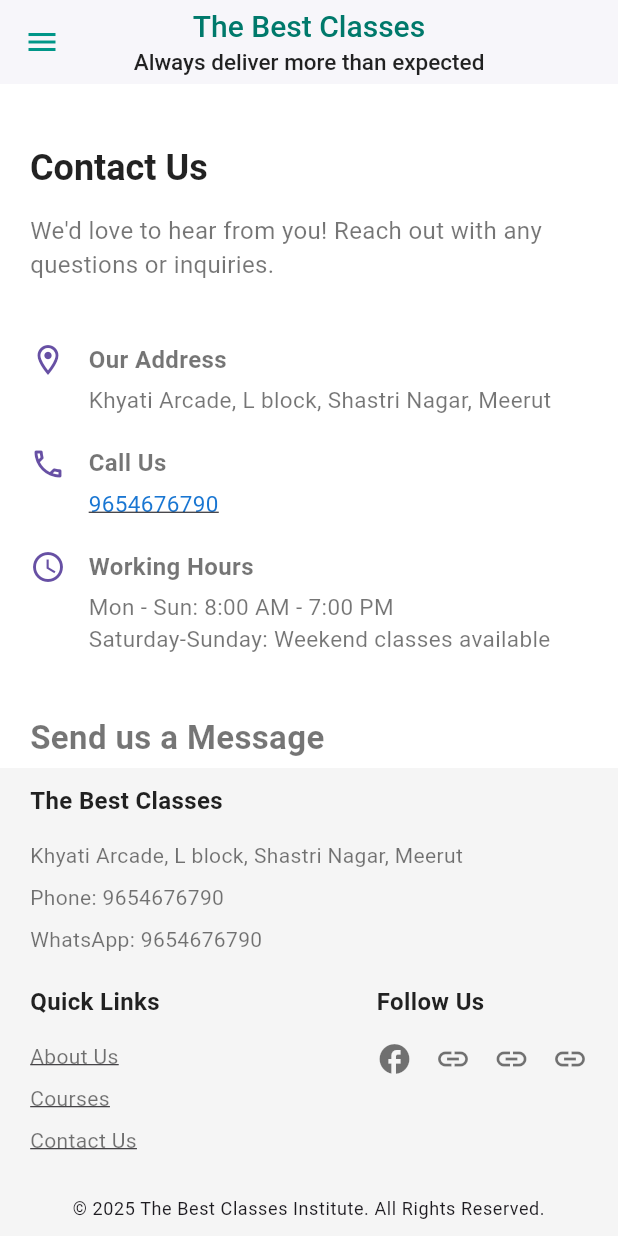
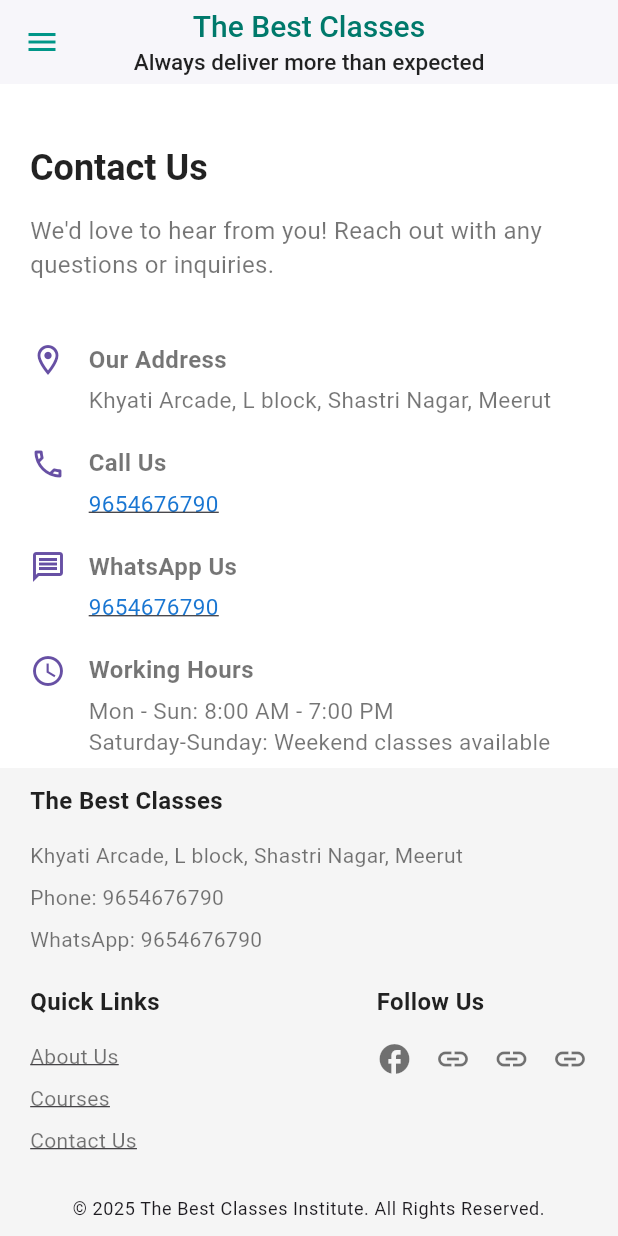
Before and after one commit to pundirmayank/institute_the_best, a Flutter app: the ContactPage screen opened by its route, on a phone screen of 412 x 824 dp. Run offline on Flutter 3.47's test engine with Material 3 defaults, Android fonts, the phone set to English and light mode, and no system bars; our stand-ins replace go_router.

Commit message:
added whatsApp link

```diff
--- a/lib/pages/contact_page.dart
+++ b/lib/pages/contact_page.dart
@@ -149,7 +149,10 @@ class _ContactPageState extends State<ContactPage> {
         const SizedBox(height: 20),
         _buildInfoItem(context, Icons.phone_outlined, 'Call Us', '9654676790', onTap: () => _launchUrl('tel:9654676790')),
         const SizedBox(height: 20),
-       /* _buildInfoItem(context, Icons.email_outlined, 'Email Us', 'info@elitecoaching.com', onTap: () => _launchUrl('mailto:info@elitecoaching.com')),
+        _buildInfoItem(context, Icons.message_outlined, 'WhatsApp Us', '9654676790', onTap: () => _launchUrl('https://wa.me/919654676790?text=Hi sir')),
+        const SizedBox(height: 20),
+
+        /* _buildInfoItem(context, Icons.email_outlined, 'Email Us', 'info@elitecoaching.com', onTap: () => _launchUrl('mailto:info@elitecoaching.com')),
         const SizedBox(height: 20),*/
         _buildInfoItem(context, Icons.access_time_outlined, 'Working Hours', 'Mon - Sun: 8:00 AM - 7:00 PM\nSaturday-Sunday: Weekend classes available'),
       ],
```
